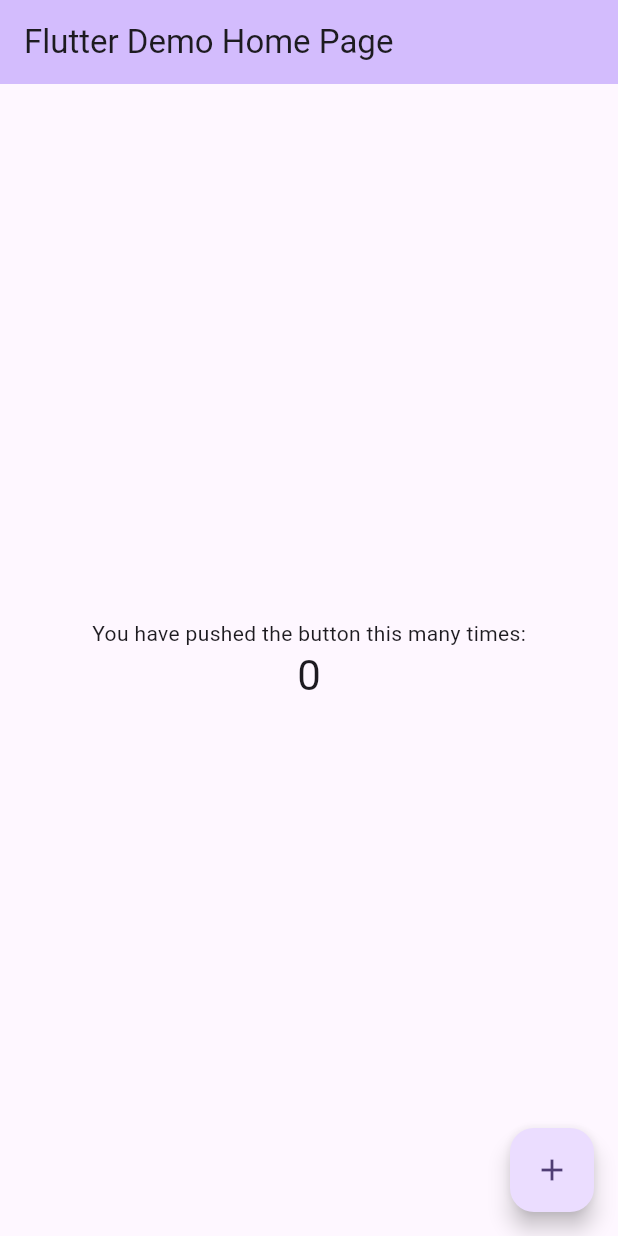
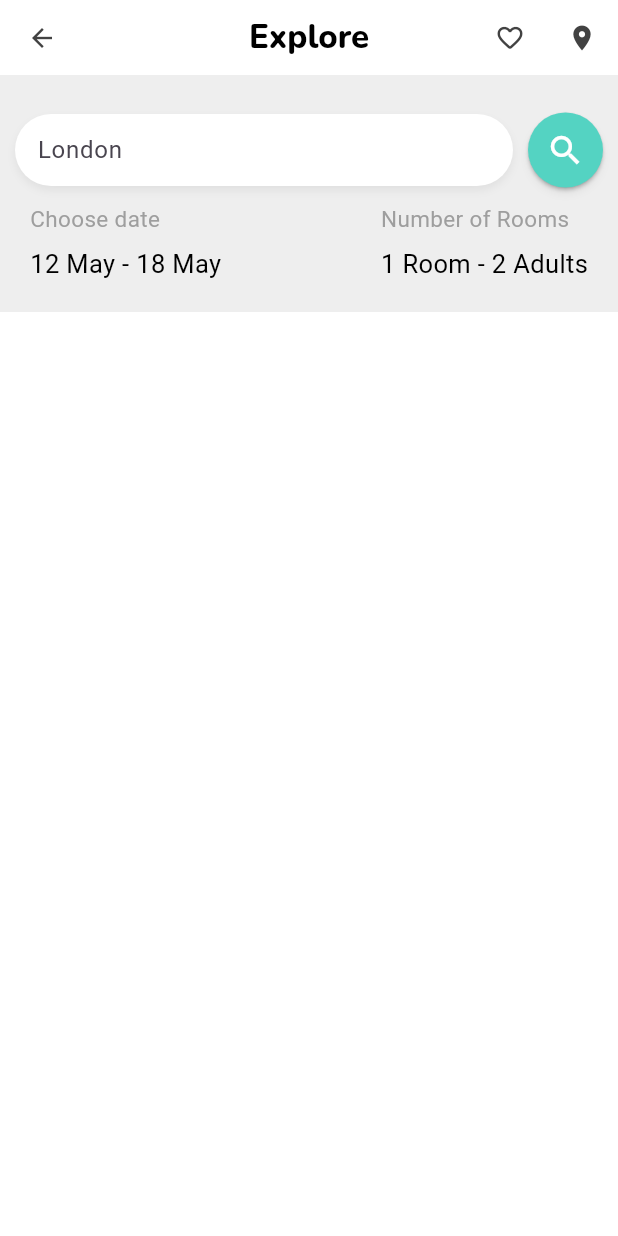
Before and after one commit to Christmp19/hotels-app-design, a Flutter app: the screen it shows after launch, on a phone screen of 412 x 824 dp. Run offline on Flutter 3.47's test engine with Material 3 defaults, Android fonts, the phone set to English and light mode, and no system bars; our stand-ins replace google_fonts.

Commit message:
feat: add searchSection

```diff
--- a/lib/main.dart
+++ b/lib/main.dart
@@ -1,4 +1,7 @@
 import 'package:flutter/material.dart';
+import 'package:google_fonts/google_fonts.dart';
+
+const dGreen = Color(0xFF54D3C2);
 
 void main() {
   runApp(const MyApp());
@@ -7,86 +10,210 @@ void main() {
 class MyApp extends StatelessWidget {
   const MyApp({super.key});
 
-  // This widget is the root of your application.
   @override
   Widget build(BuildContext context) {
-    return MaterialApp(
-      title: 'Flutter Demo',
-      theme: ThemeData(
-
-        colorScheme: ColorScheme.fromSeed(seedColor: Colors.deepPurple),
-        useMaterial3: true,
-      ),
-      home: const MyHomePage(title: 'Flutter Demo Home Page'),
+    return const MaterialApp(
+      debugShowCheckedModeBanner: false,
+      title: 'Hotels Booking',
+      home: HomePage(),
     );
   }
 }
 
-class MyHomePage extends StatefulWidget {
-  const MyHomePage({super.key, required this.title});
-
-  final String title;
-
-  @override
-  State<MyHomePage> createState() => _MyHomePageState();
-}
-
-class _MyHomePageState extends State<MyHomePage> {
-  int _counter = 0;
-
-  void _incrementCounter() {
-    setState(() {
-      _counter++;
-    });
-  }
+class HomePage extends StatelessWidget {
+  const HomePage({super.key});
 
   @override
   Widget build(BuildContext context) {
-
-    return Scaffold(
-      appBar: AppBar(
-        // TRY THIS: Try changing the color here to a specific color (to
-        // Colors.amber, perhaps?) and trigger a hot reload to see the AppBar
-        // change color while the other colors stay the same.
-        backgroundColor: Theme.of(context).colorScheme.inversePrimary,
-        // Here we take the value from the MyHomePage object that was created by
-        // the App.build method, and use it to set our appbar title.
-        title: Text(widget.title),
-      ),
-      body: Center(
-        // Center is a layout widget. It takes a single child and positions it
-        // in the middle of the parent.
+    return const Scaffold(
+      appBar: MyAppBar(),
+      body: SingleChildScrollView(
         child: Column(
-          // Column is also a layout widget. It takes a list of children and
-          // arranges them vertically. By default, it sizes itself to fit its
-          // children horizontally, and tries to be as tall as its parent.
-          //
-          // Column has various properties to control how it sizes itself and
-          // how it positions its children. Here we use mainAxisAlignment to
-          // center the children vertically; the main axis here is the vertical
-          // axis because Columns are vertical (the cross axis would be
-          // horizontal).
-          //
-          // TRY THIS: Invoke "debug painting" (choose the "Toggle Debug Paint"
-          // action in the IDE, or press "p" in the console), to see the
-          // wireframe for each widget.
-          mainAxisAlignment: MainAxisAlignment.center,
-          children: <Widget>[
-            const Text(
-              'You have pushed the button this many times:',
-            ),
-            Text(
-              '$_counter',
-              style: Theme.of(context).textTheme.headlineMedium,
-            ),
+          children: [
+            SearchSection(),
+            HotelSection(),
           ],
         ),
       ),
-      floatingActionButton: FloatingActionButton(
-        onPressed: _incrementCounter,
-        tooltip: 'Increment',
-        child: const Icon(Icons.add),
-      ), // This trailing comma makes auto-formatting nicer for build methods.
     );
   }
 }
+
+class MyAppBar extends StatelessWidget implements PreferredSizeWidget {
+  @override
+  Size get preferredSize => const Size.fromHeight(50);
+  const MyAppBar({super.key});
+
+  @override
+  Widget build(BuildContext context) {
+    return AppBar(
+      leading: IconButton(
+        icon: const Icon(
+          Icons.arrow_back,
+          color: Color(0xFF424242),
+          size: 20,
+        ),
+        onPressed: () {},
+      ),
+      title: Text(
+        'Explore',
+        style: GoogleFonts.nunito(
+          color: Colors.black,
+          fontSize: 22,
+          fontWeight: FontWeight.w800,
+        ),
+      ),
+      actions: [
+        IconButton(
+          icon: const Icon(
+            Icons.favorite_outline_rounded,
+            color: Color(0xFF424242),
+            size: 20,
+          ),
+          onPressed: () {},
+        ),
+        IconButton(
+          icon: const Icon(
+            Icons.place,
+            color: Color(0xFF424242),
+            size: 20,
+          ),
+          onPressed: () {},
+        ),
+      ],
+      centerTitle: true,
+      backgroundColor: Colors.white,
+    );
+  }
+}
+
+class SearchSection extends StatelessWidget {
+  const SearchSection({super.key});
+
+  @override
+  Widget build(BuildContext context) {
+    return Container(
+      color: Colors.grey[200],
+      padding: const EdgeInsets.fromLTRB(10, 25, 10, 10),
+      child: Column(
+        children: [
+          Row(
+            children: [
+              Expanded(
+                child: Container(
+                  padding: const EdgeInsets.only(left: 5),
+                  decoration: BoxDecoration(
+                      color: Colors.white,
+                      borderRadius: BorderRadius.circular(30),
+                      boxShadow: [
+                        BoxShadow(
+                          color: Colors.grey.shade300,
+                          blurRadius: 4,
+                          offset: const Offset(0, 3),
+                        )
+                      ]),
+                  child: const TextField(
+                    decoration: InputDecoration(
+                      hintText: 'London',
+                      contentPadding: EdgeInsets.all(10),
+                      border: InputBorder.none,
+                    ),
+                  ),
+                ),
+              ),
+              const SizedBox(width: 10),
+              Container(
+                height: 50,
+                width: 50,
+                decoration: BoxDecoration(
+                  boxShadow: [
+                    BoxShadow(
+                      color: Colors.grey.shade300,
+                      blurRadius: 4,
+                      offset: const Offset(0, 4),
+                    ),
+                  ],
+                  borderRadius: const BorderRadius.all(Radius.circular(25)),
+                ),
+                child: ElevatedButton(
+                  onPressed: () {},
+                  style: ElevatedButton.styleFrom(
+                    backgroundColor: dGreen,
+                    padding: const EdgeInsets.all(10),
+                    shape: const CircleBorder(),
+                  ),
+                  child: const Icon(
+                    Icons.search,
+                    size: 26,
+                    color: Colors.white,
+                  ),
+                ),
+              ),
+            ],
+          ),
+          // const SizedBox(height: 50),
+          Row(
+            mainAxisAlignment: MainAxisAlignment.spaceBetween,
+            children: [
+              Container(
+                margin: const EdgeInsets.all(10),
+                child: const Column(
+                  crossAxisAlignment: CrossAxisAlignment.start,
+                  children: [
+                    Text(
+                      'Choose date',
+                      style: TextStyle(
+                        fontSize: 15,
+                        color: Colors.grey,
+                      ),
+                    ),
+                    SizedBox(height: 8),
+                    Text('12 May - 18 May',
+                    style: TextStyle(
+                      fontSize: 17,
+                      color: Colors.black,
+                    ),
+                    ),
+                  ],
+                ),
+              ),
+              Container(
+                margin: const EdgeInsets.all(10),
+                child: const Column(
+                  crossAxisAlignment: CrossAxisAlignment.start,
+                  children: [
+                    Text(
+                      'Number of Rooms',
+                      style: TextStyle(
+                        fontSize: 15,
+                        color: Colors.grey,
+                      ),
+                    ),
+                    SizedBox(height: 8),
+                    Text('1 Room - 2 Adults',
+                    style: TextStyle(
+                      fontSize: 17,
+                      color: Colors.black,
+                    ),
+                    ),
+                  ],
+                ),
+              ),
+          ],)
+        ],
+      ),
+    );
+  }
+}
+
+class HotelSection extends StatelessWidget {
+  const HotelSection({super.key});
+
+  @override
+  Widget build(BuildContext context) {
+    return Container(
+      height: 2000,
+      color: Colors.white,
+    );
+  }
+}
```
Also changed, not shown: pubspec.yaml (+11 -28 lines), images/hotel_1.jpg (added), images/hotel_2.jpg (added), images/hotel_3.jpg (added), images/hotel_4.jpg (added), images/hotel_5.jpg (added), images/hotel_6.jpg (added), pubspec.lock, 1 other file.
